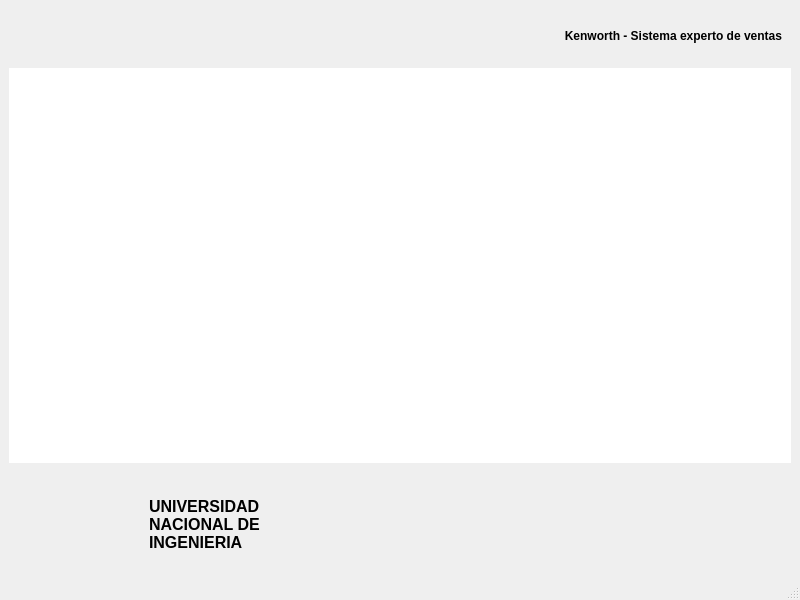
Above: kenworth-sales-expert-system/vistas/app.ui from JAreyes98/kenworth-expert-sales-system before the change. Below: the same form after it.
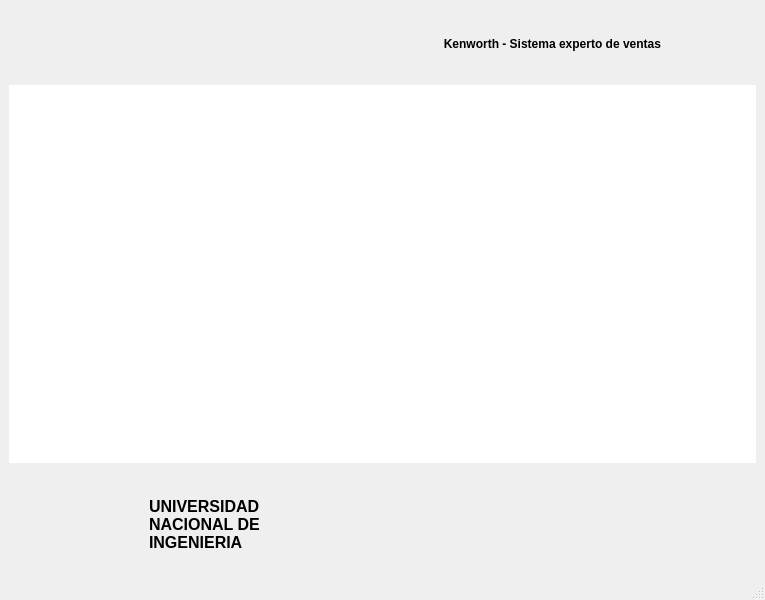
That is the form after the change.

Diff of the .ui file:
```diff
--- a/kenworth-sales-expert-system/vistas/app.ui
+++ b/kenworth-sales-expert-system/vistas/app.ui
@@ -6,7 +6,7 @@
    <rect>
     <x>0</x>
     <y>0</y>
-    <width>800</width>
+    <width>765</width>
     <height>600</height>
    </rect>
   </property>
@@ -32,7 +32,7 @@
       <property name="minimumSize">
        <size>
         <width>0</width>
-        <height>50</height>
+        <height>70</height>
        </size>
       </property>
       <layout class="QHBoxLayout" name="horizontalLayout">
@@ -74,6 +74,22 @@
          </property>
         </widget>
        </item>
+       <item>
+        <widget class="QLabel" name="lbLogoKenword">
+         <property name="maximumSize">
+          <size>
+           <width>80</width>
+           <height>70</height>
+          </size>
+         </property>
+         <property name="text">
+          <string/>
+         </property>
+         <property name="alignment">
+          <set>Qt::AlignRight|Qt::AlignTrailing|Qt::AlignVCenter</set>
+         </property>
+        </widget>
+       </item>
       </layout>
      </widget>
     </item>
```
Left out of the diff: 2 changed lines with no effect on the pictures.
